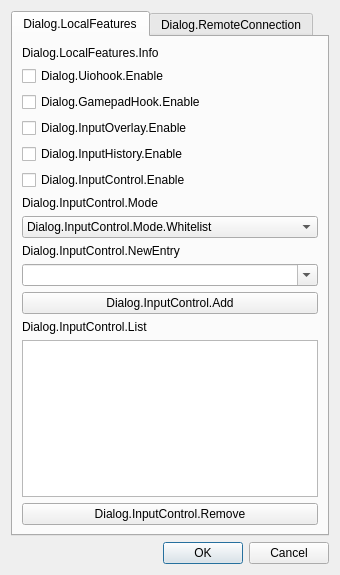
The window that io-obs/gui/io_settings_dialog.ui (univrsal/input-overlay) describes before a commit, drawn with Qt 5.
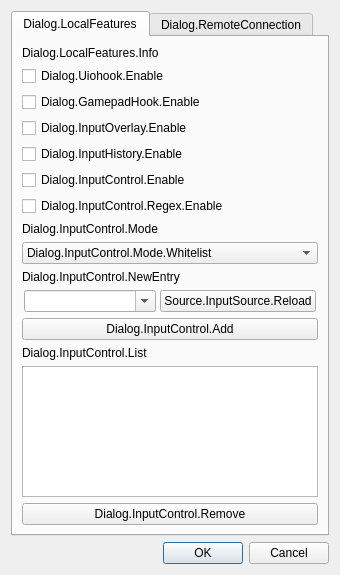
The same window after the commit.

The edit to the form file:
```diff
--- a/io-obs/gui/io_settings_dialog.ui
+++ b/io-obs/gui/io_settings_dialog.ui
@@ -27,10 +27,28 @@
   </property>
   <layout class="QVBoxLayout" name="verticalLayout">
    <item>
-    <widget class="QTabWidget" name="tabWidget">
+    <widget class="QTabWidget" name="tabs">
+     <property name="tabPosition">
+      <enum>QTabWidget::North</enum>
+     </property>
+     <property name="tabShape">
+      <enum>QTabWidget::Rounded</enum>
+     </property>
      <property name="currentIndex">
       <number>0</number>
      </property>
+     <property name="elideMode">
+      <enum>Qt::ElideRight</enum>
+     </property>
+     <property name="tabsClosable">
+      <bool>false</bool>
+     </property>
+     <property name="movable">
+      <bool>false</bool>
+     </property>
+     <property name="tabBarAutoHide">
+      <bool>false</bool>
+     </property>
      <widget class="QWidget" name="tab_local">
       <attribute name="title">
        <string>Dialog.LocalFeatures</string>
@@ -81,6 +99,13 @@
          </property>
         </widget>
        </item>
+       <item>
+        <widget class="QCheckBox" name="cb_regex">
+         <property name="text">
+          <string>Dialog.InputControl.Regex.Enable</string>
+         </property>
+        </widget>
+       </item>
        <item>
         <widget class="QLabel" name="lbl_mode">
          <property name="text">
@@ -116,10 +141,47 @@
         </widget>
        </item>
        <item>
-        <widget class="QComboBox" name="cb_text">
-         <property name="editable">
-          <bool>true</bool>
+        <widget class="QFrame" name="frame_entry">
+         <property name="frameShape">
+          <enum>QFrame::NoFrame</enum>
          </property>
+         <layout class="QHBoxLayout" name="horizontalLayout">
+          <property name="spacing">
+           <number>4</number>
+          </property>
+          <property name="leftMargin">
+           <number>2</number>
+          </property>
+          <property name="topMargin">
+           <number>0</number>
+          </property>
+          <property name="rightMargin">
+           <number>2</number>
+          </property>
+          <property name="bottomMargin">
+           <number>0</number>
+          </property>
+          <item>
+           <widget class="QComboBox" name="cb_text">
+            <property name="sizePolicy">
+             <sizepolicy hsizetype="MinimumExpanding" vsizetype="Fixed">
+              <horstretch>0</horstretch>
+              <verstretch>0</verstretch>
+             </sizepolicy>
+            </property>
+            <property name="editable">
+             <bool>true</bool>
+            </property>
+           </widget>
+          </item>
+          <item>
+           <widget class="QPushButton" name="btn_refresh_cb">
+            <property name="text">
+             <string>Source.InputSource.Reload</string>
+            </property>
+           </widget>
+          </item>
+         </layout>
         </widget>
        </item>
        <item>
```
Left out of the diff: 4 changed lines with no effect on the pictures.
